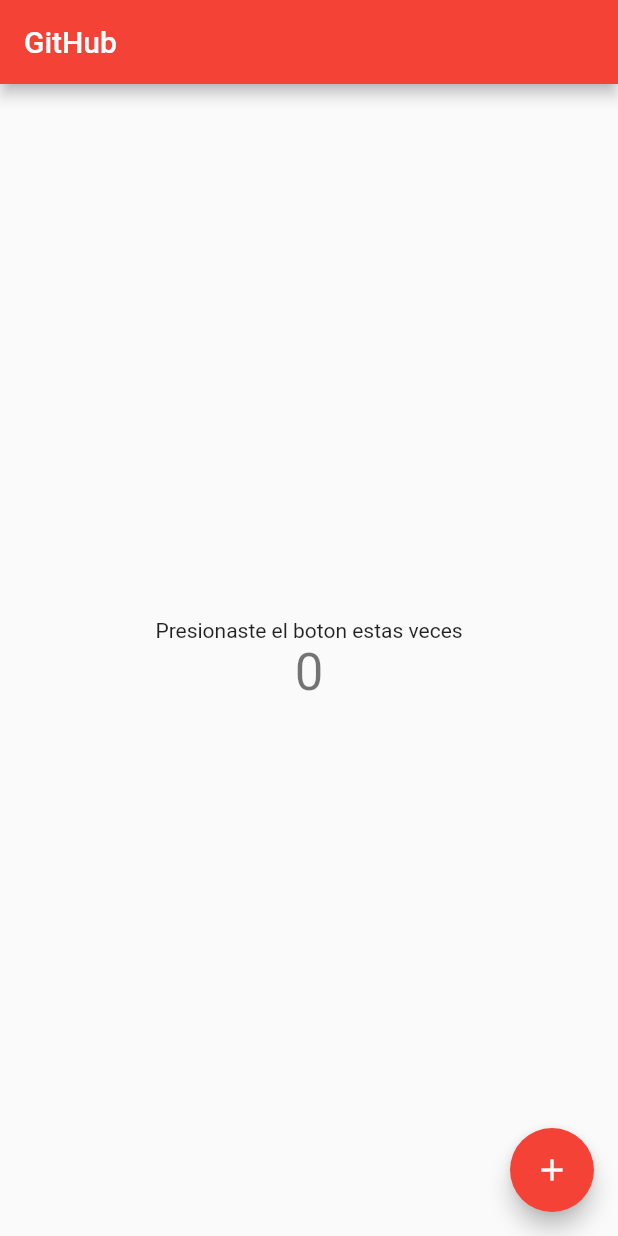
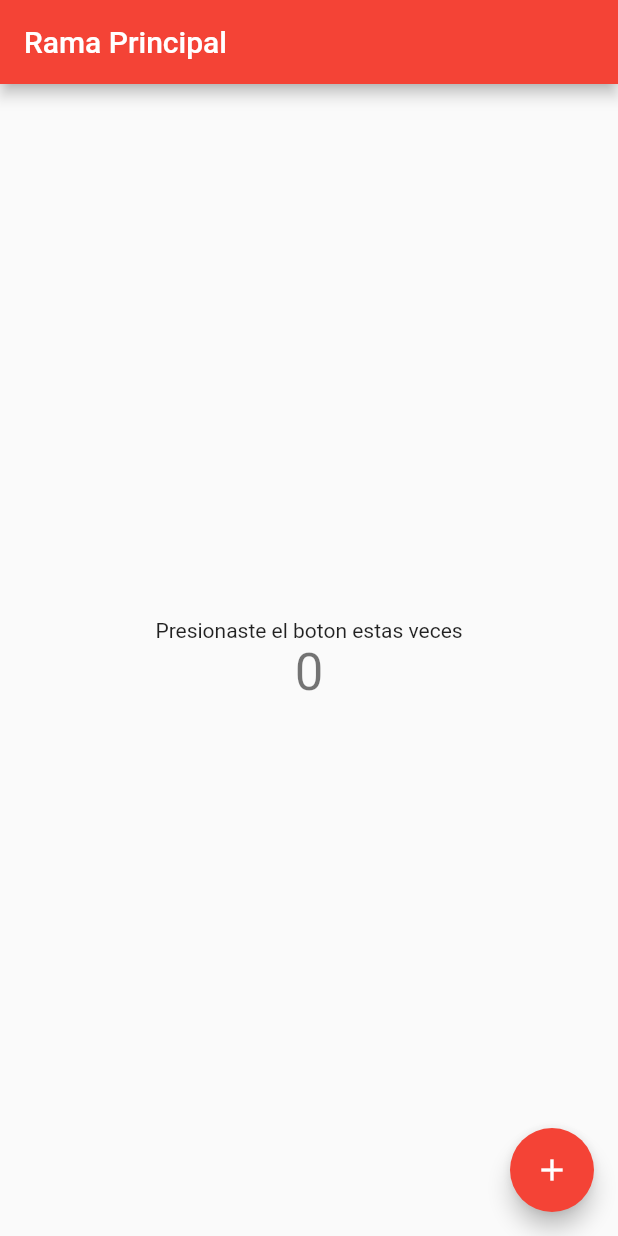
Before and after one commit to washington007/Git_GitHub, a Flutter app: the screen it shows after launch, on a phone screen of 412 x 824 dp. Run offline on Flutter 3.47's test engine with Material 2 defaults, Android fonts, the phone set to English and light mode, and no system bars.

Commit message:
se modifico el nombre del appBar

```diff
--- a/lib/main.dart
+++ b/lib/main.dart
@@ -14,7 +14,7 @@ class MyApp extends StatelessWidget {
 
         primarySwatch: Colors.red,
       ),
-      home: MyHomePage(title: 'GitHub'),
+      home: MyHomePage(title: 'Rama Principal'),
     );
   }
 }
@@ -33,7 +33,6 @@ class _MyHomePageState extends State<MyHomePage> {
 
   void _incrementCounter() {
     setState(() {
-
       _counter++;
     });
   }
```
